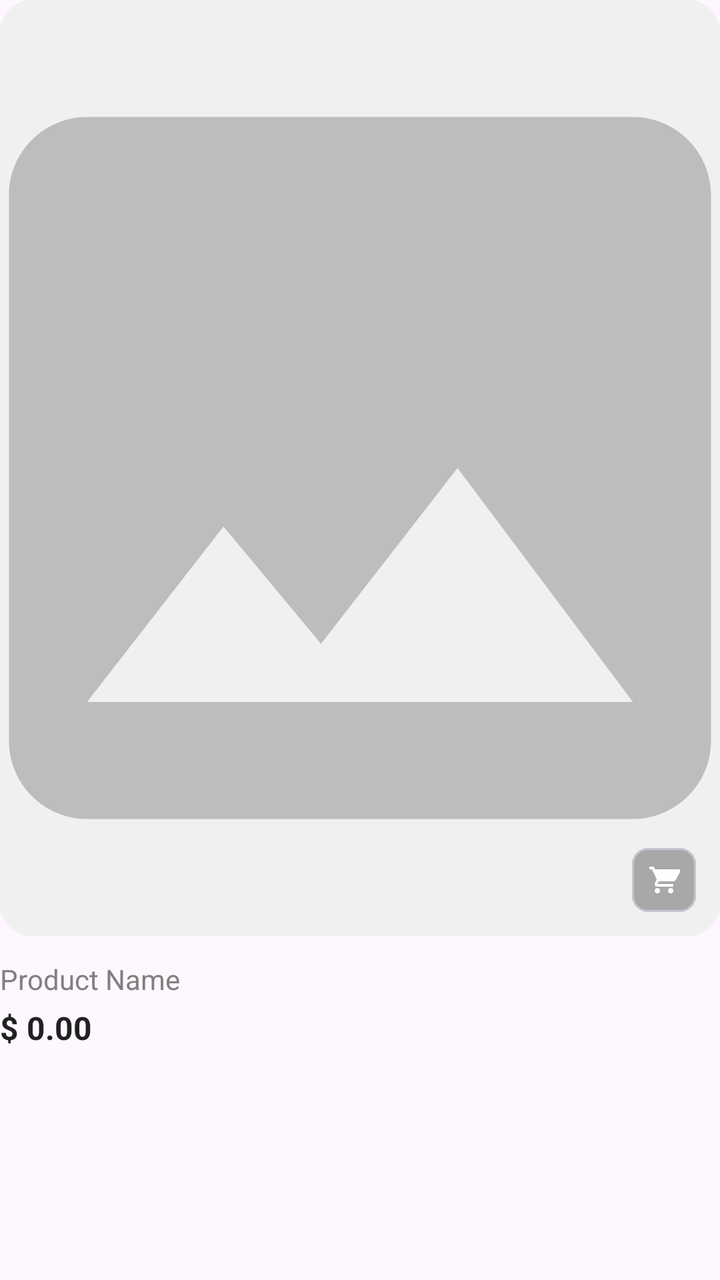
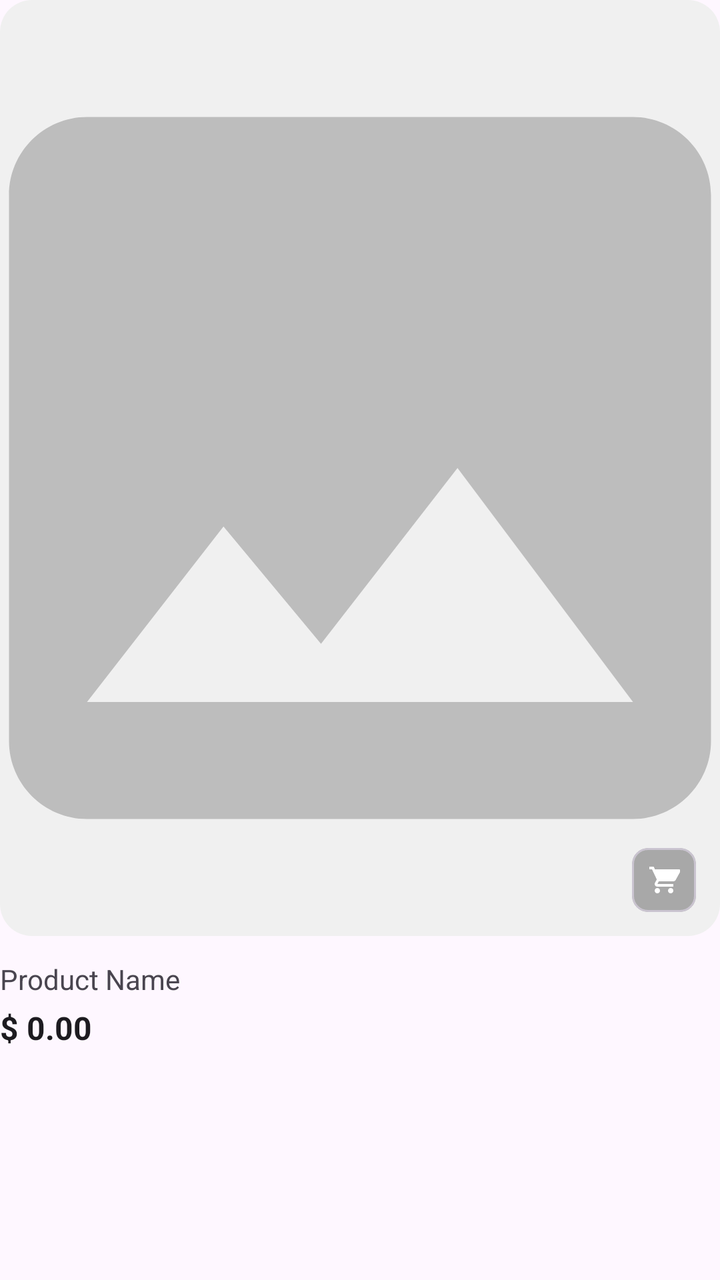

An Android layout rendered at two revisions. The XML below is the earlier revision; the diff shows what the commit changed to produce the second picture.
<!-- AndroidManifest.xml: application theme Theme.Furniture -->
<!-- res/layout/item_product.xml -->
<?xml version="1.0" encoding="utf-8"?>
<androidx.constraintlayout.widget.ConstraintLayout xmlns:android="http://schemas.android.com/apk/res/android"
    xmlns:app="http://schemas.android.com/apk/res-auto"
    android:layout_width="match_parent"
    android:layout_height="wrap_content"
    android:layout_margin="8dp"
    android:clipToPadding="false">

    <androidx.cardview.widget.CardView
        android:id="@+id/cv_image"
        android:layout_width="0dp"
        android:layout_height="0dp"
        app:cardCornerRadius="16dp"
        app:cardElevation="0dp"
        app:layout_constraintDimensionRatio="H,1:1.3"
        app:layout_constraintEnd_toEndOf="parent"
        app:layout_constraintStart_toStartOf="parent"
        app:layout_constraintTop_toTopOf="parent">

        <ImageView
            android:id="@+id/img_product"
            android:layout_width="match_parent"
            android:layout_height="match_parent"
            android:scaleType="centerCrop"
            android:src="@drawable/ic_image_placeholder" />

        <com.google.android.material.card.MaterialCardView
            android:layout_width="32dp"
            android:layout_height="32dp"
            android:layout_gravity="bottom|end"
            android:layout_margin="12dp"
            app:cardCornerRadius="8dp"
            app:cardBackgroundColor="#4D000000"
            app:cardElevation="0dp">

            <ImageView
                android:layout_width="16dp"
                android:layout_height="16dp"
                android:layout_gravity="center"
                android:src="@drawable/ic_cart"
                app:tint="#FFFFFF" />
        </com.google.android.material.card.MaterialCardView>

    </androidx.cardview.widget.CardView>

    <TextView
        android:id="@+id/tv_product_name"
        android:layout_width="0dp"
        android:layout_height="wrap_content"
        android:layout_marginTop="12dp"
        android:text="Product Name"
        android:textColor="#808080"
        android:textSize="14sp"
        app:layout_constraintEnd_toEndOf="parent"
        app:layout_constraintStart_toStartOf="parent"
        app:layout_constraintTop_toBottomOf="@id/cv_image" />

    <TextView
        android:id="@+id/tv_product_price"
        android:layout_width="0dp"
        android:layout_height="wrap_content"
        android:layout_marginTop="4dp"
        android:text="$ 0.00"
        android:textColor="#212121"
        android:textSize="16sp"
        android:textStyle="bold"
        app:layout_constraintEnd_toEndOf="parent"
        app:layout_constraintStart_toStartOf="parent"
        app:layout_constraintTop_toBottomOf="@id/tv_product_name" />

    
    <TextView
        android:id="@+id/tv_product_rating"
        android:layout_width="wrap_content"
        android:layout_height="wrap_content"
        android:visibility="gone" />

    <ImageButton
        android:id="@+id/btn_favorite"
        android:layout_width="wrap_content"
        android:layout_height="wrap_content"
        android:visibility="gone" />

</androidx.constraintlayout.widget.ConstraintLayout>
<!-- resources referenced by this layout -->
<resources>
  <!-- drawable ic_cart (drawable) -->
  <?xml version="1.0" encoding="utf-8"?>
  <vector xmlns:android="http://schemas.android.com/apk/res/android"
      android:width="24dp"
      android:height="24dp"
      android:viewportWidth="24"
      android:viewportHeight="24">
      <path
          android:fillColor="#9E9E9E"
          android:pathData="M7,18c-1.1,0 -1.99,0.9 -1.99,2S5.9,22 7,22s2,-0.9 2,-2 -0.9,-2 -2,-2zM1,2v2h2l3.6,7.59 -1.35,2.45c-0.16,0.28 -0.25,0.61 -0.25,0.96C5,16.1 5.9,17 7,17h12v-2H7.42c-0.14,0 -0.25,-0.11 -0.25,-0.25l0.03,-0.12 0.9,-1.63H19c0.75,0 1.41,-0.41 1.75,-1.03l3.58,-6.49C24.42,4.82 24.08,4 23.25,4H5.21l-0.94,-2H1zM17,18c-1.1,0 -1.99,0.9 -1.99,2S15.9,22 17,22s2,-0.9 2,-2 -0.9,-2 -2,-2z" />
  </vector>
  <!-- drawable ic_image_placeholder (drawable) -->
  <?xml version="1.0" encoding="utf-8"?>
  <vector xmlns:android="http://schemas.android.com/apk/res/android"
      android:width="48dp"
      android:height="48dp"
      android:viewportWidth="24"
      android:viewportHeight="24">
      
      <path
          android:fillColor="#F0F0F0"
          android:pathData="M0,0 L24,0 L24,24 L0,24 Z" />
      
      <path
          android:fillColor="#BDBDBD"
          android:pathData="M21,19V5c0,-1.1 -0.9,-2 -2,-2H5c-1.1,0 -2,0.9 -2,2v14c0,1.1 0.9,2 2,2h14c1.1,0 2,-0.9 2,-2zM8.5,13.5l2.5,3.01L14.5,12l4.5,6H5l3.5,-4.5z" />
  </vector>
  <style name="Theme.Furniture" parent="Base.Theme.Furniture" />
  <style name="Base.Theme.Furniture" parent="Theme.Material3.DayNight.NoActionBar">
          
          
      </style>
</resources>

<!-- the commit's change to res/layout/item_product.xml (unified diff, before → after) -->
@@ -49,7 +49,7 @@
         android:layout_height="wrap_content"
         android:layout_marginTop="12dp"
         android:text="Product Name"
-        android:textColor="#808080"
+        android:textColor="?android:attr/textColorSecondary"
         android:textSize="14sp"
         app:layout_constraintEnd_toEndOf="parent"
         app:layout_constraintStart_toStartOf="parent"
@@ -61,7 +61,7 @@
         android:layout_height="wrap_content"
         android:layout_marginTop="4dp"
         android:text="$ 0.00"
-        android:textColor="#212121"
+        android:textColor="?android:attr/textColorPrimary"
         android:textSize="16sp"
         android:textStyle="bold"
         app:layout_constraintEnd_toEndOf="parent"
